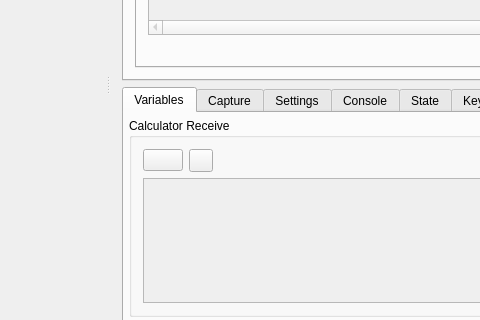
The window that gui/qt/mainwindow.ui (CE-Programming/CEmu) describes before a commit, drawn with Qt 5; both pictures show x 335 to 815 and y 417 to 737 of the 1102 by 1005 pixel window.
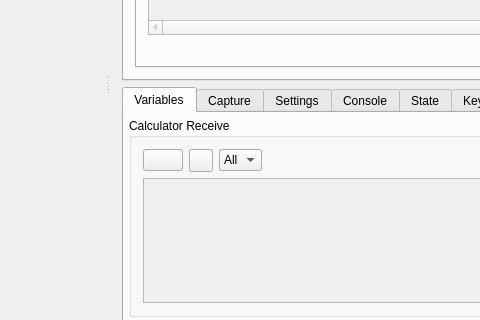
The same window after the commit. Icons and pictures are not drawn. Custom widgets are drawn as their Qt base class.

Commit message: Update var type names to match enum, add filtering to var list

```diff
--- a/gui/qt/mainwindow.ui
+++ b/gui/qt/mainwindow.ui
@@ -6844,6 +6844,27 @@
                </property>
               </widget>
              </item>
+             <item>
+              <widget class="QComboBox" name="filterVarList">
+               <property name="sizePolicy">
+                <sizepolicy hsizetype="Minimum" vsizetype="Fixed">
+                 <horstretch>0</horstretch>
+                 <verstretch>0</verstretch>
+                </sizepolicy>
+               </property>
+               <property name="sizeAdjustPolicy">
+                <enum>QComboBox::AdjustToContents</enum>
+               </property>
+               <property name="focusPolicy">
+                <enum>Qt::ClickFocus</enum>
+               </property>
+               <item>
+                <property name="text">
+                 <string>All</string>
+                </property>
+               </item>
+              </widget>
+             </item>
              <item>
               <spacer name="horizontalSpacer_3">
                <property name="orientation">
```
The commit also changes 5 other files.
